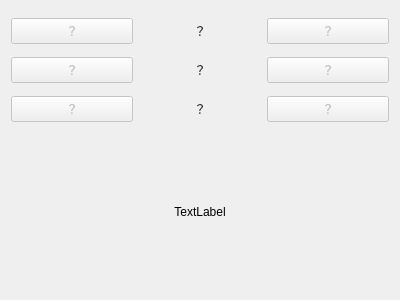
Above: ui/Game.ui from UNIDY2002/Doudizhu before the change. Below: the same form after it.
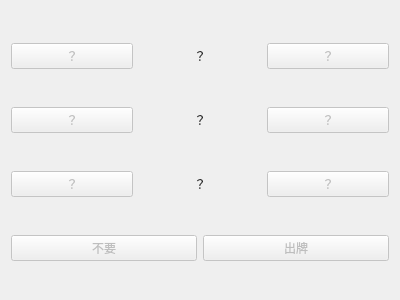
That is the form after the change.

The edit to the form file:
```diff
--- a/ui/Game.ui
+++ b/ui/Game.ui
@@ -145,14 +145,24 @@
     </spacer>
    </item>
    <item>
-    <layout class="QHBoxLayout" name="cardContainer">
+    <layout class="QHBoxLayout" name="actionContainer">
      <item>
-      <widget class="QLabel" name="cards">
+      <widget class="QPushButton" name="negativeAction">
+       <property name="enabled">
+        <bool>false</bool>
+       </property>
        <property name="text">
-        <string>TextLabel</string>
+        <string>不要</string>
        </property>
-       <property name="alignment">
-        <set>Qt::AlignCenter</set>
+      </widget>
+     </item>
+     <item>
+      <widget class="QPushButton" name="positiveAction">
+       <property name="enabled">
+        <bool>false</bool>
+       </property>
+       <property name="text">
+        <string>出牌</string>
        </property>
       </widget>
      </item>
```
Left out of the diff: 3 changed lines with no effect on the pictures.
